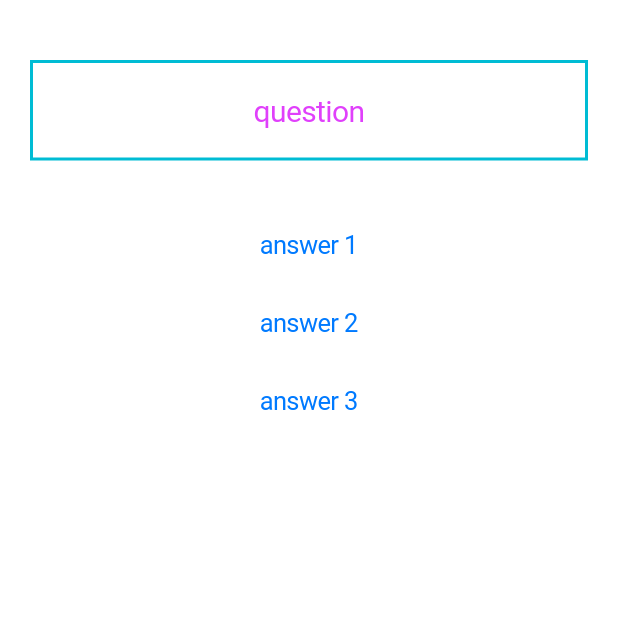
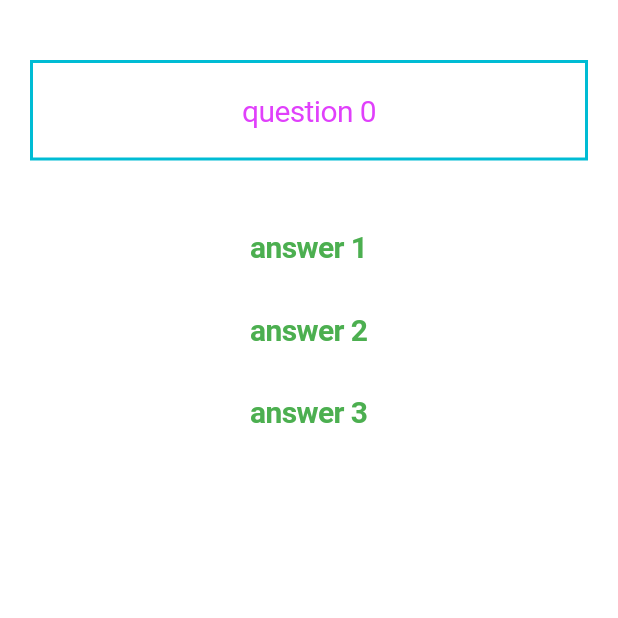
Before and after one commit to codeCarbConoisseur/LearningFlutter, a Flutter app: the screen it shows after launch, on a phone screen of 412 x 824 dp, the top half of it. Run offline on Flutter 3.47's test engine with Material 2 defaults, Android fonts, the phone set to English and light mode, and no system bars.

Commit message:
added custom AnswerButton to Quiz

```diff
--- a/lib/AnswerWidget.dart
+++ b/lib/AnswerWidget.dart
@@ -3,17 +3,21 @@ import 'package:flutter/material.dart';
 
 class AnswerWidget extends StatelessWidget {
   final String _text;
+  final GestureTapCallback onPressed;
 
-  AnswerWidget(this._text);
+  AnswerWidget(this._text, {@required this.onPressed});
 
   Widget build(BuildContext context) {
     return CupertinoButton(
-      child: Text(_text),
-      onPressed: buttonPressed,
+      child: Text(
+        _text,
+        style: TextStyle(
+          fontSize: 20,
+          color: Colors.green,
+          fontWeight: FontWeight.bold,
+        ),
+      ),
+      onPressed: onPressed,
     );
   }
-
-  void buttonPressed() {
-    print('button pressed');
-  }
 }
--- a/lib/main.dart
+++ b/lib/main.dart
@@ -14,32 +14,29 @@ class MyApp extends StatefulWidget {
 
 class _MyAppState extends State<MyApp> {
   // Properties:
-  var questions = ['question 1', 'question 2', 'question 3'];
-  var answers = ['answer 1', 'answer 2', 'answer 3'];
+  var _answers = ['answer 1', 'answer 2', 'answer 3'];
 
   var questionIndex = 0;
   // This widget is the root of your application.
   @override
   Widget build(BuildContext context) {
     return CupertinoApp(
-      home: MyHomeScreen(questions[0]),
+      home: CupertinoPageScaffold(
+          child: Column(
+        children: [
+          QuestionWidget("question $questionIndex"),
+          AnswerWidget(_answers[0], onPressed: answerSelected),
+          AnswerWidget(_answers[1], onPressed: answerSelected),
+          AnswerWidget(_answers[2], onPressed: answerSelected),
+        ],
+      )),
     );
   }
-}
 
-class MyHomeScreen extends StatelessWidget {
-  final String _data;
-
-  MyHomeScreen(this._data);
-  Widget build(BuildContext context) {
-    return CupertinoPageScaffold(
-        child: Column(
-      children: [
-        QuestionWidget('question'),
-        AnswerWidget('answer 1'),
-        AnswerWidget('answer 2'),
-        AnswerWidget('answer 3'),
-      ],
-    ));
+  void answerSelected() {
+    setState(() {
+      questionIndex++;
+    });
+    print(questionIndex);
   }
 }
```
